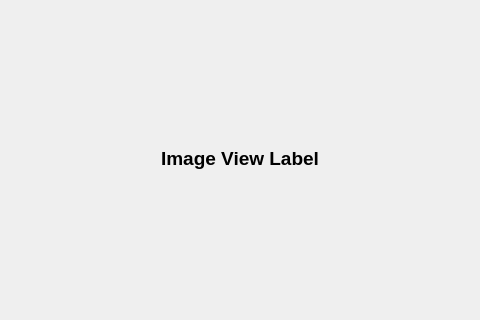
Qt form UI/stringSelectorUI_v0.0.1.ui (R1ma0/TheIsolatorOfStringsOfGalaxies) before a commit; both pictures show x 160 to 640 and y 154 to 474 of the 800 by 600 pixel window.
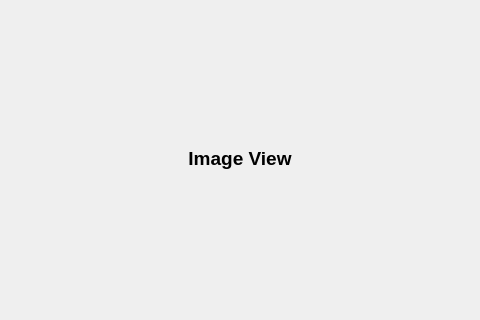
The same form after that commit.

The edit to the form file:
```diff
--- a/UI/stringSelectorUI_v0.0.1.ui
+++ b/UI/stringSelectorUI_v0.0.1.ui
@@ -27,7 +27,7 @@
        </font>
       </property>
       <property name="text">
-       <string>Image View Label</string>
+       <string>Image View</string>
       </property>
       <property name="alignment">
        <set>Qt::AlignCenter</set>
```
Left out of the diff: 43 changed lines with no effect on the pictures.
